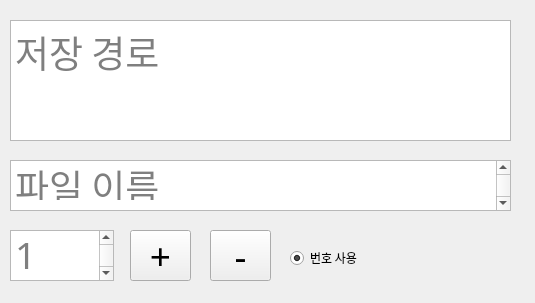
Above: GUI.ui from MossyPebble/QuickScreenshot before the change. Below: the same form after it.
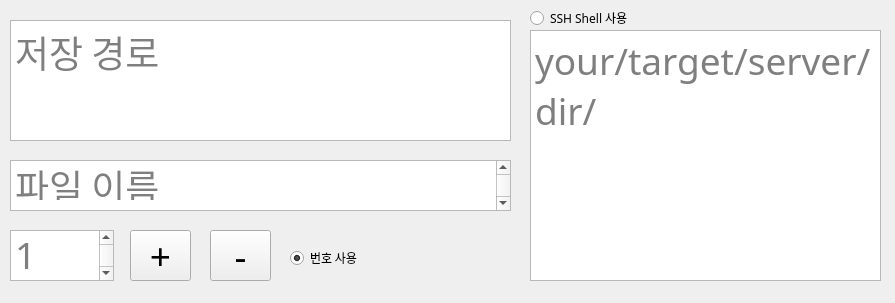
That is the form after the change. Icons and pictures are not drawn.

The edit to the form file:
```diff
--- a/GUI.ui
+++ b/GUI.ui
@@ -6,7 +6,7 @@
    <rect>
     <x>0</x>
     <y>0</y>
-    <width>535</width>
+    <width>895</width>
     <height>303</height>
    </rect>
   </property>
@@ -152,6 +152,37 @@
      <bool>true</bool>
     </property>
    </widget>
+   <widget class="QRadioButton" name="radioButton_SSHUseFlag">
+    <property name="geometry">
+     <rect>
+      <x>530</x>
+      <y>10</y>
+      <width>141</width>
+      <height>16</height>
+     </rect>
+    </property>
+    <property name="text">
+     <string>SSH Shell 사용</string>
+    </property>
+   </widget>
+   <widget class="QTextEdit" name="textEdit_SSHDir">
+    <property name="geometry">
+     <rect>
+      <x>530</x>
+      <y>30</y>
+      <width>351</width>
+      <height>251</height>
+     </rect>
+    </property>
+    <property name="font">
+     <font>
+      <pointsize>28</pointsize>
+     </font>
+    </property>
+    <property name="placeholderText">
+     <string>your/target/server/dir/</string>
+    </property>
+   </widget>
   </widget>
  </widget>
  <resources>
```
